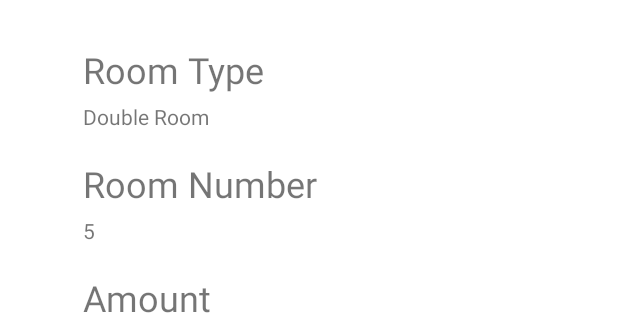
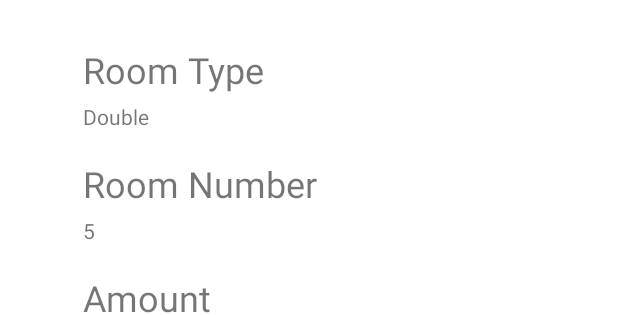
Before and after one commit to RobertHESSO/RoomReservation, an Android app: the layout activity_booked_room_list.xml on its own in the app's theme, with its tools: preview values and no code run, on a phone screen of 412 x 824 dp. Shown: the part 261-576 px from the top of the screen. Run offline under Robolectric (Android 15) with nearby library versions, the phone set to English and light mode, and no system bars.

Commit message:
string.xml datei wurde bearbeitet

```diff
--- a/app/src/main/res/layout/activity_booked_room_list.xml
+++ b/app/src/main/res/layout/activity_booked_room_list.xml
@@ -12,7 +12,7 @@
         android:layout_height="42dp"
         android:layout_marginStart="240dp"
         android:layout_marginTop="128dp"
-        android:text="Booked"
+        android:text="@string/checkBoxBooked"
         app:layout_constraintStart_toStartOf="parent"
         app:layout_constraintTop_toTopOf="parent" />
 
@@ -32,46 +32,46 @@
             android:id="@+id/textViewRoomTypeRoomList"
             android:layout_width="match_parent"
             android:layout_height="38dp"
-            android:text="Room Type"
+            android:text="@string/textViewRoomTypeRoomList"
             android:textSize="24sp" />
 
         <TextView
             android:id="@+id/TextView2RoomType"
             android:layout_width="match_parent"
             android:layout_height="38dp"
-            android:text="Double Room" />
+            android:text="@string/TextView2RoomType" />
 
         <TextView
             android:id="@+id/textViewRoomNumberRoomList"
             android:layout_width="match_parent"
             android:layout_height="38dp"
-            android:text="Room Number"
+            android:text="@string/textViewRoomNumberRoomList"
             android:textSize="24sp" />
 
         <TextView
             android:id="@+id/textView2RoomNumber"
             android:layout_width="match_parent"
             android:layout_height="38dp"
-            android:text="5" />
+            android:text="@string/textView2RoomNumber" />
 
         <TextView
             android:id="@+id/textViewAmountRoomList"
             android:layout_width="match_parent"
             android:layout_height="38dp"
-            android:text="Amount"
+            android:text="@string/textViewAmountRoomList"
             android:textSize="24sp" />
 
         <TextView
             android:id="@+id/textView2AmountRoomList"
             android:layout_width="match_parent"
             android:layout_height="38dp"
-            android:text="350" />
+            android:text="@string/textView2AmountRoomList" />
 
         <TextView
             android:id="@+id/textViewRoomUpdate"
             android:layout_width="match_parent"
             android:layout_height="38dp"
-            android:text="Room Update"
+            android:text="@string/textViewRoomUpdate"
             android:textSize="24sp" />
 
         <Button
@@ -79,7 +79,7 @@
             android:layout_width="match_parent"
             android:layout_height="wrap_content"
             android:backgroundTint="?attr/colorPrimary"
-            android:text="Change"
+            android:text="@string/buttonCHangeRoomList"
             android:textAlignment="center" />
 
     </LinearLayout>
@@ -101,7 +101,7 @@
         android:layout_height="42dp"
         android:layout_marginStart="52dp"
         android:layout_marginTop="128dp"
-        android:text="Remaining "
+        android:text="@string/checkBoxRemaining"
         app:layout_constraintStart_toStartOf="parent"
         app:layout_constraintTop_toTopOf="parent" />
 
```
Also changed, not shown: app/src/main/res/layout/activity_add_new_guest.xml (+6 -6 lines), app/src/main/res/layout/activity_add_room.xml (+7 -7 lines), app/src/main/res/layout/activity_forgot_password.xml (+6 -6 lines), app/src/main/res/layout/activity_main.xml (+6 -6 lines), app/src/main/res/layout/activity_main_menu.xml (+5 -5 lines), app/src/main/res/layout/activity_register_user.xml (+6 -6 lines), app/src/main/res/values/strings.xml (+60 -3 lines).
